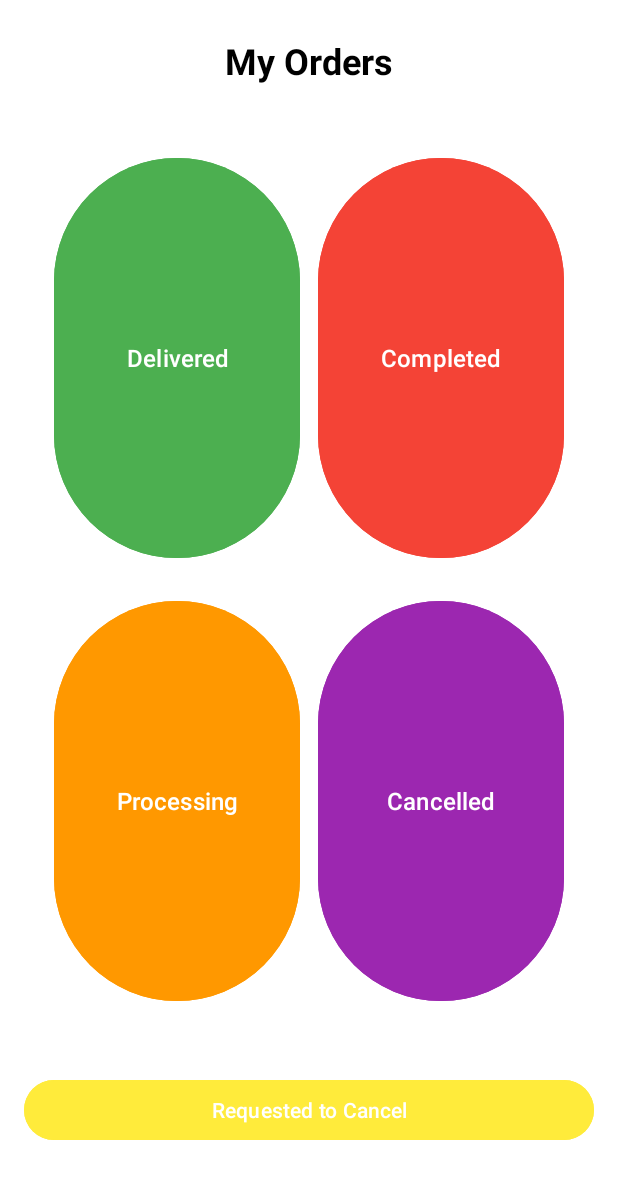
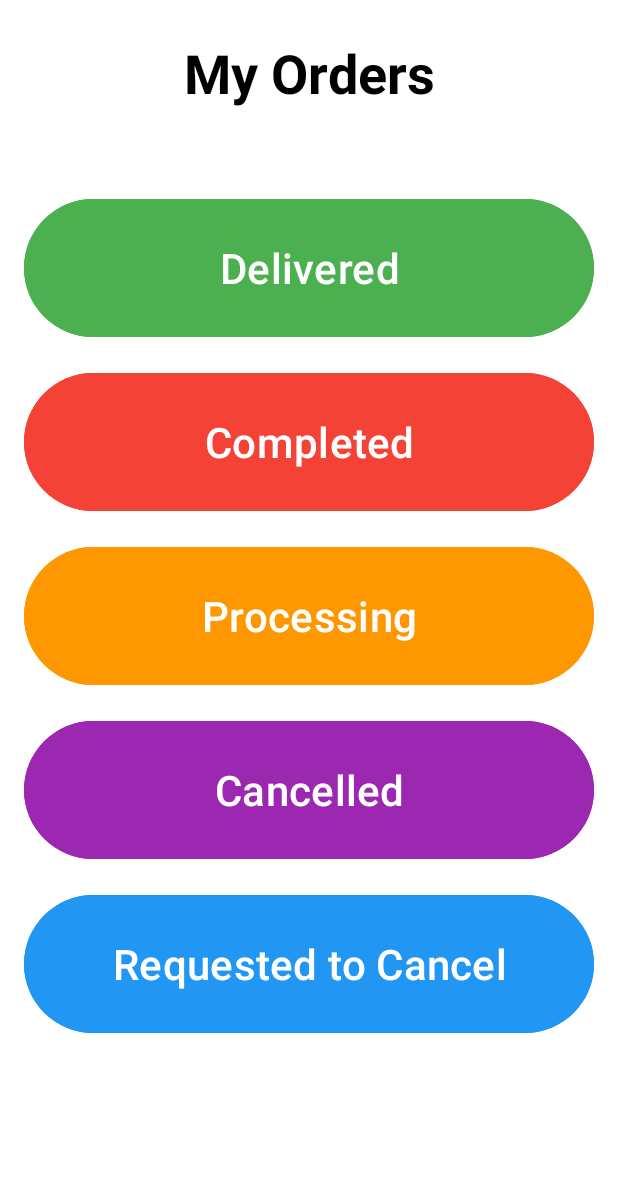
Before and after one commit to Sathira-Wijeratne/SPSH-Ecommerce-Application, an Android app: the TrackOrdersActivity screen opened directly, with no data from a screen before it, on a phone screen of 412 x 824 dp. Shown: the top 1179 px of the screen. Run offline under Robolectric (Android 15) with nearby library versions, the phone set to English and light mode, and no system bars.

Commit message:
Track status

```diff
--- a/MobileApplication/app/src/main/res/layout/track_orders.xml
+++ b/MobileApplication/app/src/main/res/layout/track_orders.xml
@@ -15,7 +15,7 @@
         android:layout_width="wrap_content"
         android:layout_height="wrap_content"
         android:text="My Orders"
-        android:textSize="24sp"
+        android:textSize="36sp"
         android:textStyle="bold"
         android:textColor="@android:color/black"
         app:layout_constraintTop_toTopOf="parent"
@@ -23,98 +23,80 @@
         app:layout_constraintEnd_toEndOf="parent"
         android:layout_marginTop="24dp" />
 
-    <!-- 2x2 Grid of Buttons -->
-    <androidx.constraintlayout.widget.ConstraintLayout
-        android:id="@+id/buttonGrid"
-        android:layout_width="0dp"
-        android:layout_height="0dp"
+    <!-- Vertical list of buttons -->
+    <LinearLayout
+        android:layout_width="match_parent"
+        android:layout_height="wrap_content"
+        android:orientation="vertical"
+        android:padding="16dp"
         app:layout_constraintTop_toBottomOf="@id/titleText"
         app:layout_constraintStart_toStartOf="parent"
         app:layout_constraintEnd_toEndOf="parent"
-        app:layout_constraintBottom_toTopOf="@id/requestedToCancelCircle"
-        android:layout_margin="24dp">
+        android:layout_marginTop="24dp">
 
         <!-- Delivered Button -->
         <Button
             android:id="@+id/deliveredCircle"
-            android:layout_width="0dp"
-            android:layout_height="0dp"
+            android:layout_width="match_parent"
+            android:layout_height="wrap_content"
             android:text="Delivered"
-            android:textSize="16sp"
+            android:textSize="28sp"
             android:backgroundTint="@color/green"
             android:textColor="@android:color/white"
-            app:layout_constraintTop_toTopOf="parent"
-            app:layout_constraintStart_toStartOf="parent"
-            app:layout_constraintEnd_toStartOf="@+id/completedCircle"
-            app:layout_constraintBottom_toTopOf="@+id/processingCircle"
-            app:layout_constraintWidth_percent="0.45"
-            app:layout_constraintHeight_percent="0.45" />
+            android:layout_marginBottom="16dp"
+            app:layout_constraintDimensionRatio="0:0"
+        app:layout_constraintWidth_percent="0.8"
+        android:minHeight="100dp"
+        android:layout_marginTop="16dp"/>
 
         <!-- Completed Button -->
         <Button
             android:id="@+id/completedCircle"
-            android:layout_width="0dp"
-            android:layout_height="0dp"
+            android:layout_width="match_parent"
+            android:layout_height="wrap_content"
             android:text="Completed"
-            android:textSize="16sp"
+            android:textSize="28sp"
             android:backgroundTint="@color/red"
             android:textColor="@android:color/white"
-            app:layout_constraintTop_toTopOf="parent"
-            app:layout_constraintStart_toEndOf="@+id/deliveredCircle"
-            app:layout_constraintEnd_toEndOf="parent"
-            app:layout_constraintBottom_toTopOf="@+id/cancelledCircle"
-            app:layout_constraintWidth_percent="0.45"
-            app:layout_constraintHeight_percent="0.45" />
+            android:minHeight="100dp"
+            android:layout_marginBottom="16dp" />
 
         <!-- Processing Button -->
         <Button
             android:id="@+id/processingCircle"
-            android:layout_width="0dp"
-            android:layout_height="0dp"
+            android:layout_width="match_parent"
+            android:layout_height="wrap_content"
             android:text="Processing"
-            android:textSize="16sp"
+            android:textSize="28sp"
             android:backgroundTint="@color/orange"
             android:textColor="@android:color/white"
-            app:layout_constraintTop_toBottomOf="@+id/deliveredCircle"
-            app:layout_constraintStart_toStartOf="parent"
-            app:layout_constraintEnd_toStartOf="@+id/cancelledCircle"
-            app:layout_constraintBottom_toBottomOf="parent"
-            app:layout_constraintWidth_percent="0.45"
-            app:layout_constraintHeight_percent="0.45" />
+            android:minHeight="100dp"
+            android:layout_marginBottom="16dp" />
 
         <!-- Cancelled Button -->
         <Button
             android:id="@+id/cancelledCircle"
-            android:layout_width="0dp"
-            android:layout_height="0dp"
+            android:layout_width="match_parent"
+            android:layout_height="wrap_content"
             android:text="Cancelled"
-            android:textSize="16sp"
+            android:textSize="28sp"
             android:backgroundTint="@color/purple"
             android:textColor="@android:color/white"
-            app:layout_constraintTop_toBottomOf="@+id/completedCircle"
-            app:layout_constraintStart_toEndOf="@+id/processingCircle"
-            app:layout_constraintEnd_toEndOf="parent"
-            app:layout_constraintBottom_toBottomOf="parent"
-            app:layout_constraintWidth_percent="0.45"
-            app:layout_constraintHeight_percent="0.45" />
+            android:minHeight="100dp"
+            android:layout_marginBottom="16dp" />
 
-    </androidx.constraintlayout.widget.ConstraintLayout>
+        <!-- Fifth Button: Requested to Cancel -->
+        <Button
+            android:id="@+id/requestedToCancelCircle"
+            android:layout_width="match_parent"
+            android:layout_height="wrap_content"
+            android:text="Requested to Cancel"
+            android:textSize="28sp"
+            android:backgroundTint="@color/blue"
+            android:textColor="@android:color/white"
+            android:minHeight="100dp"
+            android:layout_marginBottom="16dp" />
 
-    <!-- Fifth Button: Requested to Cancel -->
-    <Button
-        android:id="@+id/requestedToCancelCircle"
-        android:layout_width="0dp"
-        android:layout_height="wrap_content"
-        android:text="Requested to Cancel"
-        android:textSize="14sp"
-        android:backgroundTint="@color/yellow"
-        android:textColor="@android:color/white"
-        app:layout_constraintTop_toBottomOf="@id/buttonGrid"
-        app:layout_constraintStart_toStartOf="parent"
-        app:layout_constraintEnd_toEndOf="parent"
-        app:layout_constraintBottom_toBottomOf="parent"
-        android:layout_marginBottom="60dp"
-        android:layout_marginStart="16dp"
-        android:layout_marginEnd="16dp" />
+    </LinearLayout>
 
 </androidx.constraintlayout.widget.ConstraintLayout>
```
